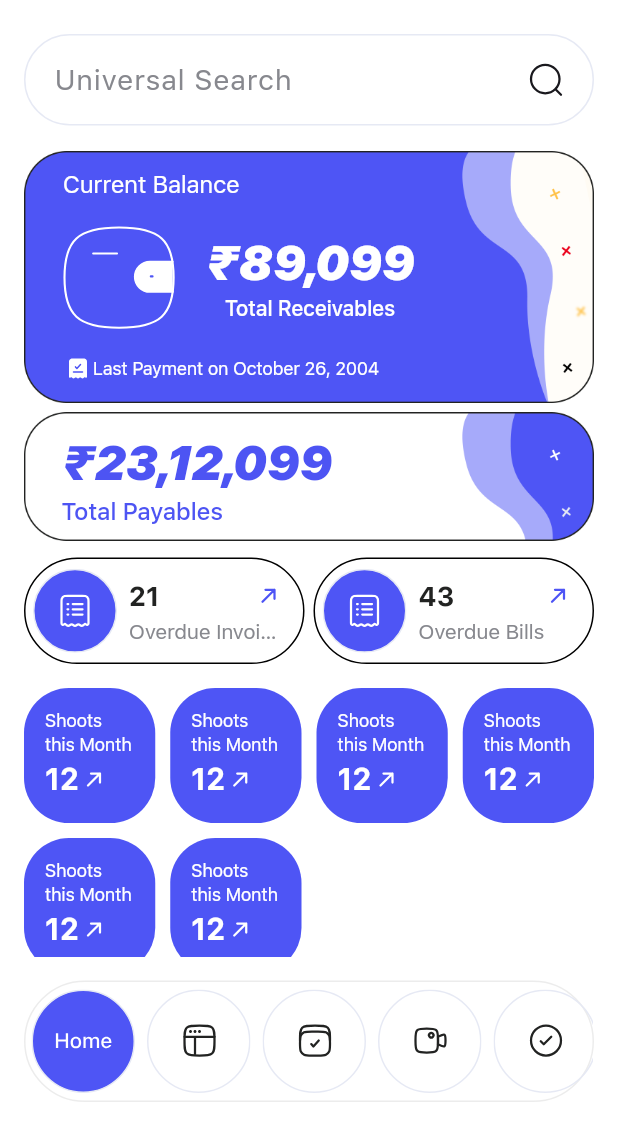
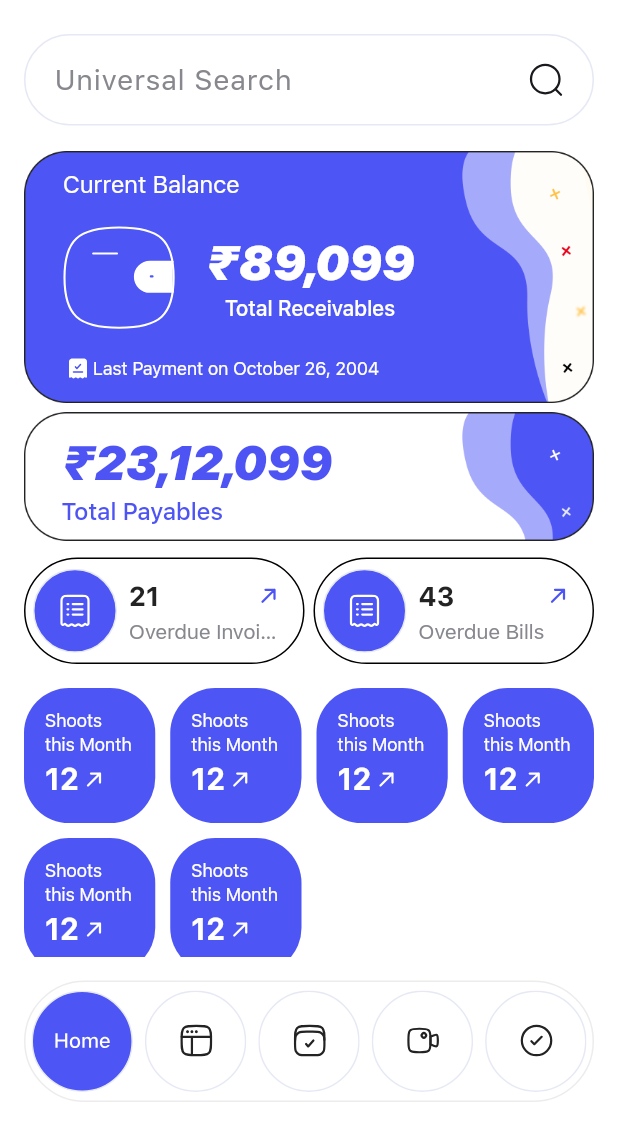
Before and after one commit to KhuntJenish/streamline, a Flutter app: the OptionsScreen screen opened by its route, on a phone screen of 412 x 824 dp, the part 110-1236 px from its top. Run offline on Flutter 3.47's test engine with Material 3 defaults, Android fonts, the light colour scheme and no system bars; our stand-ins replace flutter_animate, flutter_svg, get, responsive_framework.

Commit message:
refactor:option menu ui updated

```diff
--- a/lib/src/features/options/options_screen.dart
+++ b/lib/src/features/options/options_screen.dart
@@ -40,20 +40,24 @@ class OptionsScreen extends GetWidget<OptionsController> {
             border: Border.all(color: const Color(0xffECECEC)),
           ),
           child: GetBuilder<OptionsController>(
-              builder: (controller) => ListView.builder(
-                scrollDirection: Axis.horizontal,
-                itemCount: controller.widgetOptions.length,
-                itemBuilder: (context, index) {
-                  return InkWell(
+            builder: (controller) => Row(
+              children: [
+                for (int i = 0; i < controller.widgetOptions.length; i++)
+                  Expanded(
+                    child: SizedBox(
+                      height: 81,
+                      child: InkWell(
                         borderRadius: BorderRadius.circular(100),
-                    onTap: () => controller.onItemTapped(index),
+                        onTap: () => controller.onItemTapped(i),
                         child: SvgPicture.asset(
-                      controller.selectedIndex == index
-                          ? controller.activeWidgetOptions[index]
-                          : controller.widgetOptions[index],
+                          controller.selectedIndex == i
+                              ? controller.activeWidgetOptions[i]
+                              : controller.widgetOptions[i],
                         ).paddingAll(4),
-                  );
-                },
+                      ),
+                    ),
+                  ),
+              ],
             ),
           ),
         ),
@@ -63,9 +67,15 @@ class OptionsScreen extends GetWidget<OptionsController> {
           1 => const CrmScreen(),
           2 => const ProjectsScreen(),
           3 => const ShootsScreen(),
-            4 => Container(),
+          4 => Center(
+              child: Text(
+                'Last Menu selected, But Ui Not Found!',
+                style: context.ts14(color: context.colorScheme.primary)?.semiBold,
+              ),
+            ),
           0 || _ => const HomeScreen(),
         },
-        ));
+      ),
+    );
   }
 }
```
Also changed, not shown: 3 other files. Lines whose indentation alone changed are shown as unchanged.
